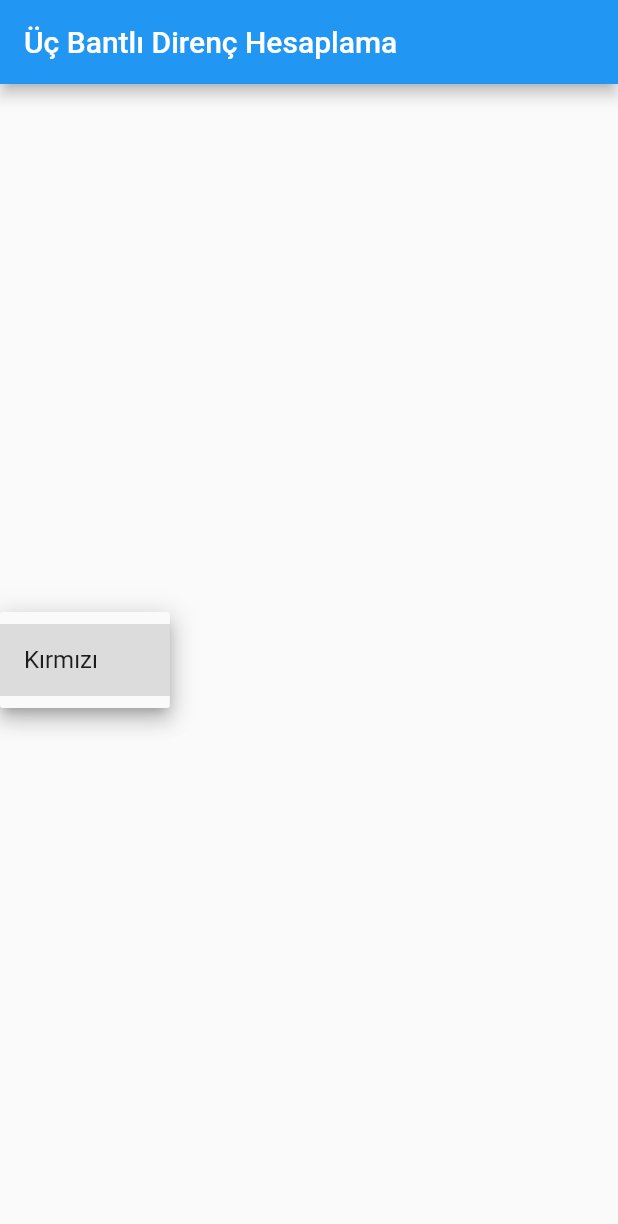
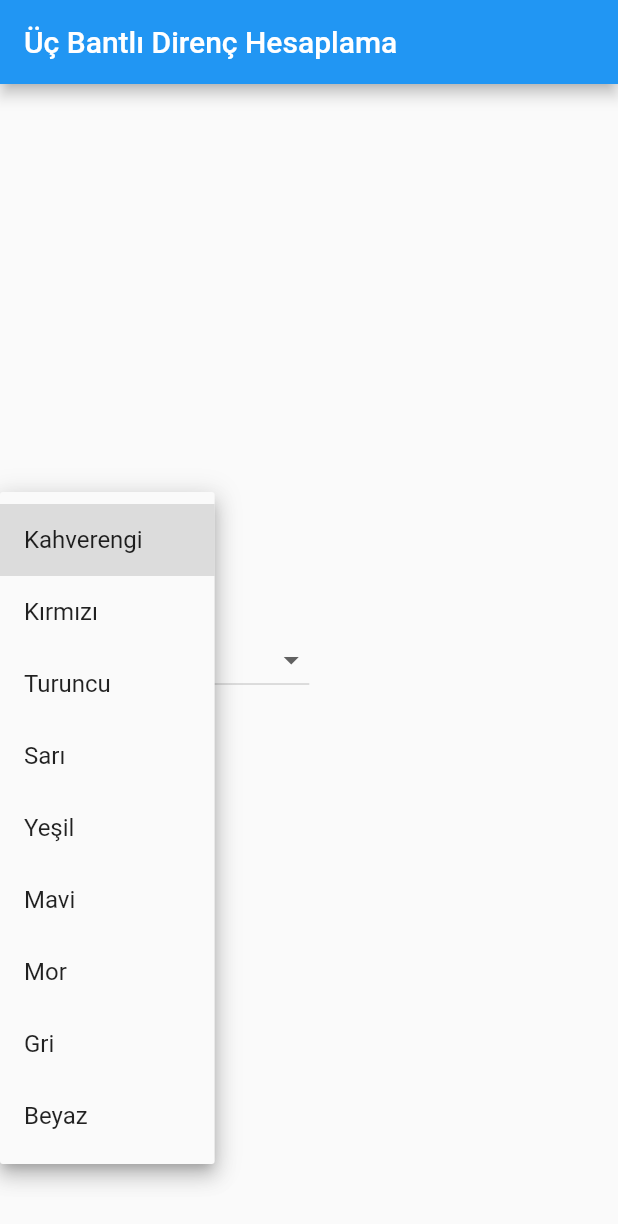
Before and after one commit to SeckinY1/Flutter-Projects, a Flutter app: the screen it shows after launch, after a tap on the "arrow drop down" icon, on a phone screen of 412 x 824 dp. Shown: the top 1224 px of the screen. Run offline on Flutter 3.47's test engine with Material 2 defaults, Android fonts, the phone set to English and light mode, and no system bars.

Commit message:
Update uc_bant_hesaplama.dart

```diff
--- a/direnc_uygulamasi/lib/uc_bant_hesaplama.dart
+++ b/direnc_uygulamasi/lib/uc_bant_hesaplama.dart
@@ -8,7 +8,31 @@ class UcBantHesaplama extends StatefulWidget {
 }
 
 class _UcBantHesaplamaState extends State<UcBantHesaplama> {
-  int? _renkDegeri = null;
+  int? _renkDegeri1 = null;
+  int? _renkDegeri2 = null;
+  Map<String, int> renklerIlkBasamak = {
+    "Kahverengi": 1,
+    "Kırmızı": 2,
+    "Turuncu": 3,
+    "Sarı": 4,
+    "Yeşil": 5,
+    "Mavi": 6,
+    "Mor": 7,
+    "Gri": 8,
+    "Beyaz": 9
+  };
+  Map<String, int> renkler = {
+    "Siyah": 0,
+    "Kahverengi": 1,
+    "Kırmızı": 2,
+    "Turuncu": 3,
+    "Sarı": 4,
+    "Yeşil": 5,
+    "Mavi": 6,
+    "Mor": 7,
+    "Gri": 8,
+    "Beyaz": 9
+  };
   @override
   Widget build(BuildContext context) {
     return Scaffold(
@@ -17,18 +41,33 @@ class _UcBantHesaplamaState extends State<UcBantHesaplama> {
           child: IntrinsicHeight(
         child: Row(
           children: [
-            DropdownButton(
-                items: [DropdownMenuItem(child: Text("Kırmızı"), value: 1)],
-                value: _renkDegeri,
-                onChanged: (int? deger) {
-                  setState(() {
-                    _renkDegeri = deger;
-                    print(_renkDegeri);
-                  });
-                })
+            dropDownButtonYapisi(renklerIlkBasamak),
+            dropDownButtonYapisi(renkler)
           ],
         ),
       )),
     );
   }
+
+  DropdownButton<int> dropDownButtonYapisi(Map<String, int> gelecekMap) {
+    return DropdownButton(
+        items: gelecekMap
+            .map((oAnkiRenk, oAnkiDeger) {
+              return MapEntry(
+                  oAnkiRenk,
+                  DropdownMenuItem(
+                    child: Text(oAnkiRenk),
+                    value: oAnkiDeger,
+                  ));
+            })
+            .values
+            .toList(),
+        value: _renkDegeri1,
+        onChanged: (int? deger) {
+          setState(() {
+            _renkDegeri1 = deger;
+            print(_renkDegeri1);
+          });
+        });
+  }
 }
```
